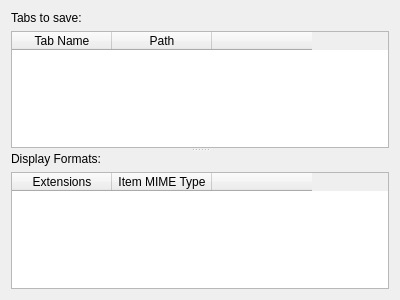
Qt form plugins/itemsync/itemsyncsettings.ui (hluk/CopyQ) before a commit.
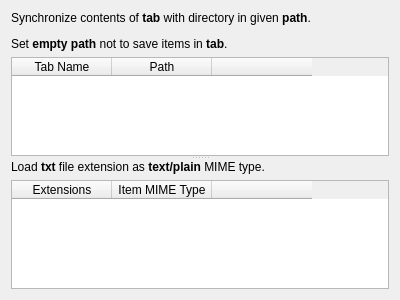
The same form after that commit.

Commit message: ItemSync: Configuration description

What changed in the file:
```diff
--- a/plugins/itemsync/itemsyncsettings.ui
+++ b/plugins/itemsync/itemsyncsettings.ui
@@ -21,7 +21,8 @@
        <item>
         <widget class="QLabel" name="label">
          <property name="text">
-          <string>Tabs to save:</string>
+          <string>&lt;p&gt;Synchronize contents of &lt;strong&gt;tab&lt;/strong&gt; with directory in given &lt;strong&gt;path&lt;/strong&gt;.&lt;/p&gt;
+&lt;p&gt;Set &lt;strong&gt;empty path&lt;/strong&gt; not to save items in &lt;strong&gt;tab&lt;/strong&gt;.&lt;/p&gt;</string>
          </property>
         </widget>
        </item>
@@ -60,7 +61,7 @@
        <item>
         <widget class="QLabel" name="label_2">
          <property name="text">
-          <string>Display Formats:</string>
+          <string>Load &lt;strong&gt;txt&lt;/strong&gt; file extension as &lt;strong&gt;text/plain&lt;/strong&gt; MIME type.</string>
          </property>
         </widget>
        </item>
```
Left out of the diff: 4 changed lines with no effect on the pictures.
